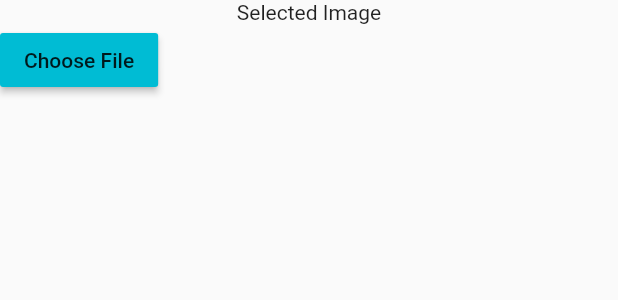
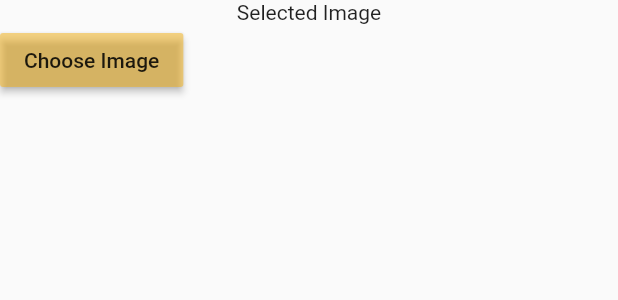
Before and after one commit to mohammedelshafey12/Teenegers_hangouts, a Flutter app: what pickImageDialog() shows on an empty page, opened directly with empty values, on a phone screen of 412 x 824 dp. Shown: the top 300 px of the screen. Run offline on Flutter 3.47's test engine with Material 2 defaults, Android fonts, the phone set to English and light mode, and no system bars; our stand-ins replace auto_size_text, avatar_glow, cloud_firestore, firebase_auth, firebase_storage, flutter_phoenix and 10 more; missing offline and left inert: flutter_facebook_login, flutter_google_places, google_maps_webservice, reviews_slider; accounts and stored records are empty; network calls fail.

Commit message:
last update 25/7/2020

```diff
--- a/lib/Provider/UserProvider.dart
+++ b/lib/Provider/UserProvider.dart
@@ -9,7 +9,7 @@ class UserProvider extends ChangeNotifier{
   bool addplace = false;
   double buttonOpacity = 0;
   bool islike;
-  int scores=0;
+  int scores;
 
   changeislike(bool like){
     islike = like;
--- a/lib/Widgets/LocationStack.dart
+++ b/lib/Widgets/LocationStack.dart
@@ -81,14 +81,13 @@ class _LocationStackState extends State<LocationStack> {
                   content:pickImageDialog(widget.width,widget.height,widget.docId),
                   title: Text('Choose Cover to this Place'),
                   actions: <Widget>[
-                    FlatButton(onPressed: (){
-                    }, child: Text('Ok')),
+
                     FlatButton(onPressed: (){
 
                       Navigator.pop(context);
 
 
-                    }, child: Text('Skip'))
+                    }, child: Text('Ok'))
                   ],
                 )
             );
--- a/lib/Widgets/pickImageDialog.dart
+++ b/lib/Widgets/pickImageDialog.dart
@@ -26,12 +26,13 @@ class _pickImageDialogState extends State<pickImageDialog> {
   String _uploadedFileURL;
   bool ignoring =true;
   double opacity = 0;
+  String text = "";
   @override
   Widget build(BuildContext context) {
     return  ModalProgressHUD(
       inAsyncCall: Provider.of<modelHud>(context).isloading,
       child: Container(
-        height: MediaQuery.of(context).size.height*0.5,
+        height: MediaQuery.of(context).size.height*0.4,
         child: Column(
           children: <Widget>[
             Text('Selected Image'),
@@ -44,21 +45,22 @@ class _pickImageDialogState extends State<pickImageDialog> {
               mainAxisAlignment: MainAxisAlignment.spaceBetween,
               children: <Widget>[
                 RaisedButton(
-                  child: Text( 'Choose File'),
+                  child: Text( 'Choose Image'),
                   onPressed: pickimage,
-                  color: Colors.cyan,
+                  color: constants.primarycolor.withOpacity(0.5),
                 ),
-                Builder(
-                  builder: (context)=>
+
                    IgnorePointer(
                      ignoring:ignoring ,
                      child: Opacity(
                        opacity: opacity,
-                       child: RaisedButton(
-                        child: Text( 'Upload File'),
+                       child: Builder(
+                         builder: (context)=>
+                             RaisedButton(
+                          child: Text( 'Upload '),
                           onPressed:()async {
                             if(_image!=null){
-                            Provider.of<modelHud>(context).isprogressloding(true);
+                              Provider.of<modelHud>(context,listen: false).isprogressloding(true);
 
                               Firestore firestore = Firestore.instance;
                               StorageReference storageReference = FirebaseStorage.instance
@@ -72,8 +74,10 @@ class _pickImageDialogState extends State<pickImageDialog> {
                                 firestore.collection(constants.Markerscollection).document(widget.docId).updateData({
                                   constants.PlaceImage: fileURL,
                                 }).whenComplete(() {
-                                Provider.of<modelHud>(context).isprogressloding(false);
-                                Scaffold.of(context).showSnackBar(SnackBar(content: Text("Upload Success")));
+                                  Provider.of<modelHud>(context,listen: false).isprogressloding(false);
+                                  setState(() {
+                                    text = "Cover Uploaded It Will be Soon...";
+                                  });
                                 });
                                 setState(() {
                                   _uploadedFileURL = fileURL;
@@ -82,13 +86,20 @@ class _pickImageDialogState extends State<pickImageDialog> {
                             }
 
                           },
-                        color: Colors.cyan,
+                          color: constants.primarycolor,
                   ),
                        ),
                      ),
                    ),
+
               ],
             ),
+            Padding(
+              padding: EdgeInsets.symmetric(vertical: 15),
+              child: Text(
+                text,style: TextStyle(fontFamily: 'font'),
+              ),
+            )
           ],
         ),
       ),
```
Lines whose indentation alone changed are shown as unchanged.
